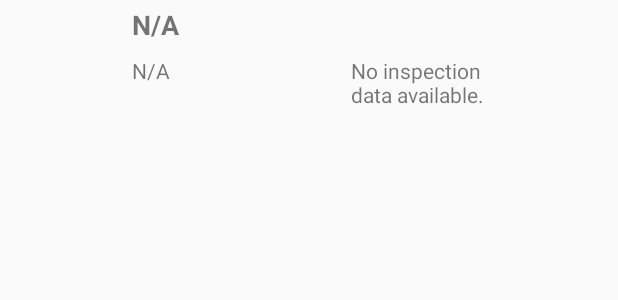
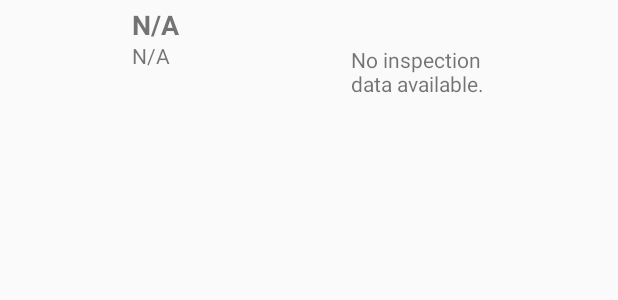
Before and after one commit to rcmcg/restaurant-inspections-app, an Android app: the layout map_infowindow_layout.xml on its own in the app's theme, with its tools: preview values and no code run, on a phone screen of 412 x 824 dp. Shown: the top 300 px of the screen. Run offline under Robolectric (Android 15) with nearby library versions, the phone set to English and light mode, and no system bars; Roboto replaces fonts that are not available here.

Commit message:
Moved elements in map info window layout again

```diff
--- a/app/src/main/res/layout/map_infowindow_layout.xml
+++ b/app/src/main/res/layout/map_infowindow_layout.xml
@@ -15,7 +15,6 @@
             android:layout_height="31dp"
             android:layout_marginStart="16dp"
             android:text="N/A"
-            app:layout_constraintBottom_toBottomOf="parent"
             app:layout_constraintStart_toEndOf="@+id/info_item_restaurantLogo"
             app:layout_constraintTop_toBottomOf="@+id/info_item_restaurantName" />
 
@@ -53,9 +52,7 @@
             android:layout_height="33dp"
             android:layout_marginEnd="4dp"
             android:text="No inspection data available."
-            app:layout_constraintBottom_toBottomOf="parent"
             app:layout_constraintEnd_toEndOf="parent"
-            app:layout_constraintTop_toTopOf="@+id/info_item_address"
-            app:layout_constraintVertical_bias="0.0" />
+            app:layout_constraintTop_toBottomOf="@+id/info_item_hazardImage" />
     </androidx.constraintlayout.widget.ConstraintLayout>
 </RelativeLayout>
```
